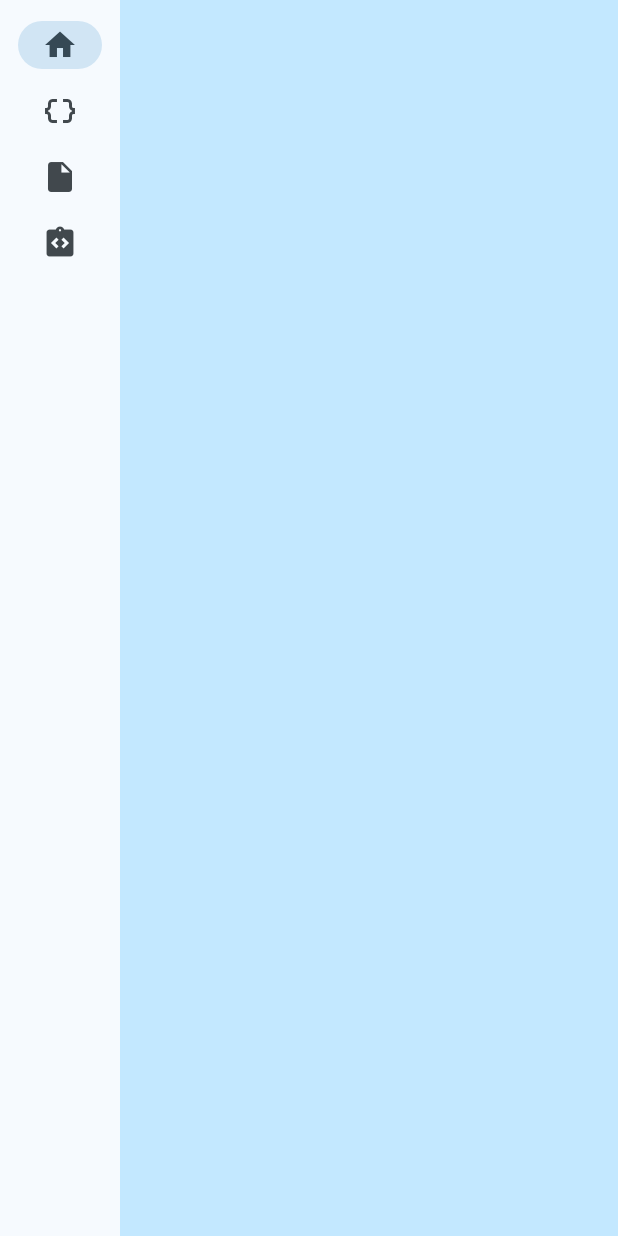
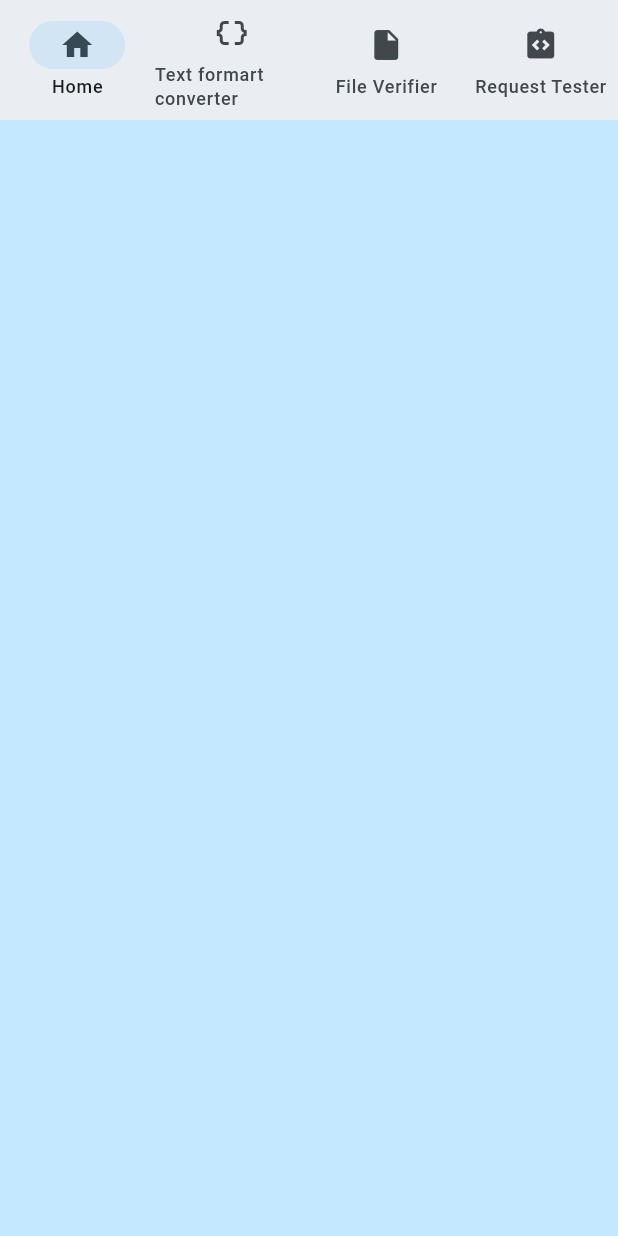
Before and after one commit to igorfs10/fluru_tools, a Flutter app: the screen it shows after launch, on a phone screen of 412 x 824 dp. Run offline on Flutter 3.47's test engine with Material 3 defaults, Android fonts, the phone set to English and light mode, and no system bars; our stand-ins replace csv, file_picker, yaml.

Commit message:
Add responsive layout for small screens
Introduces a conditional layout in _MyHomePageState to display a NavigationBar and column-based layout when the screen width is less than 600px. Also adjusts the NavigationRail to extend only when the width is at least 900px, improving responsiveness for different device sizes.

```diff
--- a/lib/main.dart
+++ b/lib/main.dart
@@ -69,12 +69,54 @@ class _MyHomePageState extends State<MyHomePage> {
       },
       child: LayoutBuilder(
         builder: (context, constraints) {
+          if(constraints.maxWidth < 600){
+            return Scaffold(
+              body: Column(
+                children: [
+                  SafeArea(
+                    child: NavigationBar(
+                      destinations: [
+                        NavigationDestination(
+                          icon: Icon(Icons.home),
+                          label: 'Home',
+                        ),
+                        NavigationDestination(
+                          icon: Icon(Icons.data_object),
+                          label: 'Text formart converter',
+                        ),
+                        NavigationDestination(
+                          icon: Icon(Icons.insert_drive_file),
+                          label: 'File Verifier',
+                        ),
+                        NavigationDestination(
+                          icon: Icon(Icons.integration_instructions),
+                          label: 'Request Tester',
+                        ),
+                      ],
+                      selectedIndex: selectedIndex,
+                      onDestinationSelected: (value) {
+                        setState(() {
+                          selectedIndex = value;
+                        });
+                      },
+                      )
+                    ),
+                    Expanded(
+                      child: Container(
+                        color: Theme.of(context).colorScheme.primaryContainer,
+                        child: page,
+                      ),
+                    ),
+                ],
+              )
+            );
+          }
           return Scaffold(
             body: Row(
               children: [
                 SafeArea(
                   child: NavigationRail(
-                    extended: constraints.maxWidth >= 700,
+                    extended: constraints.maxWidth >= 900,
                     destinations: [
                       NavigationRailDestination(
                         icon: Icon(Icons.home),
```
